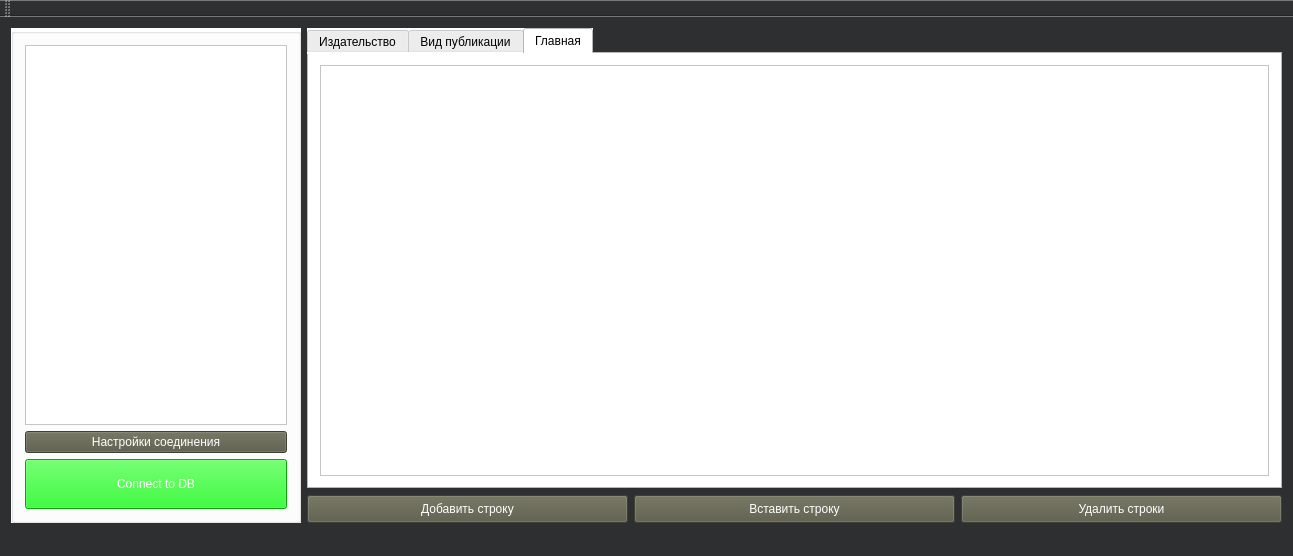
First picture: the form in mainwindow.ui, repository ZubAnt/authors_DataBase, before the edit.
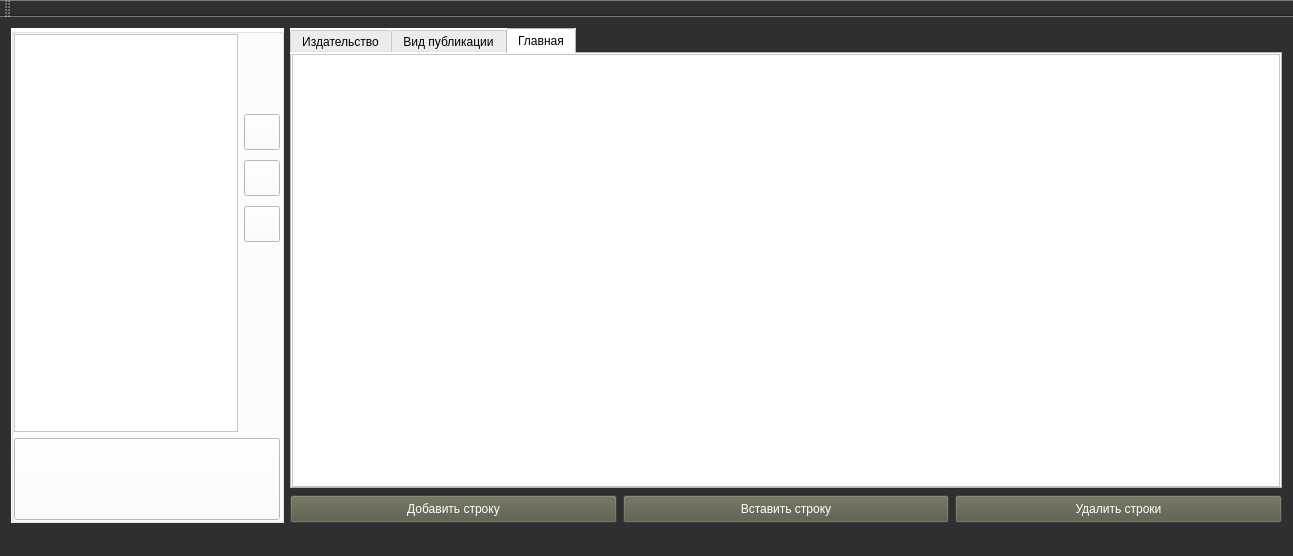
Second picture: the form after the edit. The open tabs and pages were chosen to show the change. Icons and pictures are not drawn. Custom widgets are drawn as their Qt base class.

Diff of the .ui file:
```diff
--- a/mainwindow.ui
+++ b/mainwindow.ui
@@ -10,6 +10,12 @@
     <height>556</height>
    </rect>
   </property>
+  <property name="minimumSize">
+   <size>
+    <width>0</width>
+    <height>80</height>
+   </size>
+  </property>
   <property name="windowTitle">
    <string>MainWindow</string>
   </property>
@@ -21,108 +27,212 @@
   <widget class="QWidget" name="centralWidget">
    <layout class="QGridLayout" name="gridLayout_3">
     <item row="0" column="0">
-     <layout class="QGridLayout" name="gridLayout">
-      <item row="2" column="0">
-       <widget class="QGroupBox" name="groupBox">
-        <property name="minimumSize">
-         <size>
-          <width>290</width>
-          <height>300</height>
-         </size>
-        </property>
-        <property name="maximumSize">
-         <size>
-          <width>290</width>
-          <height>16777215</height>
-         </size>
-        </property>
-        <property name="styleSheet">
-         <string notr="true">color: rgb(0, 0, 0);
+     <widget class="QGroupBox" name="groupBox">
+      <property name="minimumSize">
+       <size>
+        <width>271</width>
+        <height>300</height>
+       </size>
+      </property>
+      <property name="maximumSize">
+       <size>
+        <width>273</width>
+        <height>16777215</height>
+       </size>
+      </property>
+      <property name="styleSheet">
+       <string notr="true">color: rgb(0, 0, 0);
 background-color: rgb(255, 255, 255);
 font: 8pt &quot;MS Shell Dlg 2&quot;;
 
 </string>
-        </property>
-        <property name="title">
-         <string/>
-        </property>
-        <layout class="QGridLayout" name="gridLayout_4">
-         <item row="1" column="0">
-          <layout class="QVBoxLayout" name="_2">
+      </property>
+      <property name="title">
+       <string/>
+      </property>
+      <layout class="QGridLayout" name="gridLayout_4">
+       <property name="leftMargin">
+        <number>0</number>
+       </property>
+       <property name="topMargin">
+        <number>0</number>
+       </property>
+       <property name="rightMargin">
+        <number>0</number>
+       </property>
+       <property name="bottomMargin">
+        <number>0</number>
+       </property>
+       <item row="3" column="0">
+        <layout class="QGridLayout" name="gridLayout_8">
+         <item row="0" column="0">
+          <widget class="QPushButton" name="Connect_DB">
+           <property name="minimumSize">
+            <size>
+             <width>0</width>
+             <height>82</height>
+            </size>
+           </property>
+           <property name="maximumSize">
+            <size>
+             <width>266</width>
+             <height>16777215</height>
+            </size>
+           </property>
+           <property name="acceptDrops">
+            <bool>false</bool>
+           </property>
+           <property name="styleSheet">
+            <string notr="true">background-image: url(:/connect/connect2.png);</string>
+           </property>
+           <property name="text">
+            <string/>
+           </property>
+           <property name="iconSize">
+            <size>
+             <width>16</width>
+             <height>30</height>
+            </size>
+           </property>
+           <property name="checkable">
+            <bool>false</bool>
+           </property>
+          </widget>
+         </item>
+        </layout>
+       </item>
+       <item row="1" column="0">
+        <layout class="QGridLayout" name="gridLayout_7">
+         <item row="1" column="1">
+          <layout class="QVBoxLayout" name="verticalLayout_3">
+           <property name="spacing">
+            <number>10</number>
+           </property>
+           <property name="sizeConstraint">
+            <enum>QLayout::SetMinAndMaxSize</enum>
+           </property>
+           <property name="leftMargin">
+            <number>0</number>
+           </property>
+           <property name="topMargin">
+            <number>0</number>
+           </property>
+           <property name="rightMargin">
+            <number>1</number>
+           </property>
            <item>
-            <widget class="QTextEdit" name="textEdit">
+            <spacer name="verticalSpacer_2">
+             <property name="orientation">
+              <enum>Qt::Vertical</enum>
+             </property>
+             <property name="sizeType">
+              <enum>QSizePolicy::Fixed</enum>
+             </property>
+             <property name="sizeHint" stdset="0">
+              <size>
+               <width>10</width>
+               <height>80</height>
+              </size>
+             </property>
+            </spacer>
+           </item>
+           <item>
+            <widget class="QPushButton" name="pushButton_2">
              <property name="minimumSize">
               <size>
-               <width>250</width>
-               <height>100</height>
+               <width>36</width>
+               <height>36</height>
               </size>
              </property>
              <property name="maximumSize">
               <size>
-               <width>300</width>
-               <height>16777215</height>
+               <width>39</width>
+               <height>36</height>
               </size>
              </property>
              <property name="styleSheet">
-              <string notr="true">background-color: rgb(255, 255, 255);
-color: rgb(0, 0, 0);
-
-
-</string>
+              <string notr="true">background-image: url(:/report_button/up.png);</string>
              </property>
-             <property name="html">
-              <string>&lt;!DOCTYPE HTML PUBLIC &quot;-//W3C//DTD HTML 4.0//EN&quot; &quot;http://www.w3.org/TR/REC-html40/strict.dtd&quot;&gt;
-&lt;html&gt;&lt;head&gt;&lt;meta name=&quot;qrichtext&quot; content=&quot;1&quot; /&gt;&lt;style type=&quot;text/css&quot;&gt;
-p, li { white-space: pre-wrap; }
-&lt;/style&gt;&lt;/head&gt;&lt;body style=&quot; font-family:'MS Shell Dlg 2'; font-size:8pt; font-weight:400; font-style:normal;&quot;&gt;
-&lt;p style=&quot;-qt-paragraph-type:empty; margin-top:0px; margin-bottom:0px; margin-left:0px; margin-right:0px; -qt-block-indent:0; text-indent:0px;&quot;&gt;&lt;br /&gt;&lt;/p&gt;&lt;/body&gt;&lt;/html&gt;</string>
+             <property name="text">
+              <string/>
              </property>
+             <property name="checkable">
+              <bool>false</bool>
+             </property>
+             <property name="checked">
+              <bool>false</bool>
+             </property>
             </widget>
            </item>
            <item>
-            <widget class="QPushButton" name="download_pbh">
+            <widget class="QPushButton" name="pushButton_3">
+             <property name="minimumSize">
+              <size>
+               <width>36</width>
+               <height>36</height>
+              </size>
+             </property>
+             <property name="maximumSize">
+              <size>
+               <width>36</width>
+               <height>36</height>
+              </size>
+             </property>
              <property name="styleSheet">
-              <string notr="true">color: rgb(255, 255, 255);
-background-color: rgb(89, 89, 70);
-font: 10pt &quot;MS Shell Dlg 2&quot;;</string>
+              <string notr="true">background-image: url(:/report_button/down.png);</string>
              </property>
              <property name="text">
-              <string>Настройки соединения</string>
+              <string/>
              </property>
-             <property name="autoDefault">
-              <bool>false</bool>
-             </property>
             </widget>
            </item>
            <item>
-            <widget class="QPushButton" name="Connect_DB">
+            <widget class="QPushButton" name="pushButton">
              <property name="minimumSize">
               <size>
-               <width>0</width>
-               <height>50</height>
+               <width>36</width>
+               <height>36</height>
               </size>
              </property>
+             <property name="maximumSize">
+              <size>
+               <width>36</width>
+               <height>36</height>
+              </size>
+             </property>
              <property name="styleSheet">
-              <string notr="true">background-color: rgb(0, 238, 0);
-color: rgb(255, 255, 255);
-font: 75 20pt &quot;MS Shell Dlg 2&quot;;</string>
+              <string notr="true">background-image: url(:/report_button/cross.png);</string>
              </property>
              <property name="text">
-              <string>Connect to DB</string>
+              <string/>
              </property>
-             <property name="iconSize">
+            </widget>
+           </item>
+           <item>
+            <spacer name="verticalSpacer_3">
+             <property name="orientation">
+              <enum>Qt::Vertical</enum>
+             </property>
+             <property name="sizeHint" stdset="0">
               <size>
-               <width>16</width>
-               <height>30</height>
+               <width>20</width>
+               <height>40</height>
               </size>
              </property>
-            </widget>
+            </spacer>
            </item>
           </layout>
          </item>
+         <item row="1" column="0">
+          <widget class="QTableView" name="tableView"/>
+         </item>
         </layout>
-       </widget>
-      </item>
+       </item>
+      </layout>
+     </widget>
+    </item>
+    <item row="0" column="3">
+     <layout class="QGridLayout" name="gridLayout">
       <item row="2" column="1">
        <layout class="QVBoxLayout" name="verticalLayout_4">
         <item>
@@ -180,10 +290,28 @@
             <string>Главная</string>
            </attribute>
            <layout class="QGridLayout" name="gridLayout_6">
+            <property name="leftMargin">
+             <number>0</number>
+            </property>
+            <property name="topMargin">
+             <number>0</number>
+            </property>
+            <property name="rightMargin">
+             <number>0</number>
+            </property>
+            <property name="bottomMargin">
+             <number>0</number>
+            </property>
             <item row="0" column="0">
              <layout class="QGridLayout" name="gridLayout_5">
               <item row="0" column="0">
                <widget class="myQTableView" name="main_tableView">
+                <property name="maximumSize">
+                 <size>
+                  <width>16777215</width>
+                  <height>16777215</height>
+                 </size>
+                </property>
                 <property name="styleSheet">
                  <string notr="true">font: 9pt &quot;MS Shell Dlg 2&quot;;
 border-left-color: rgb(0, 0, 0);
```
Left out of the diff: 36 changed lines with no effect on the pictures.
